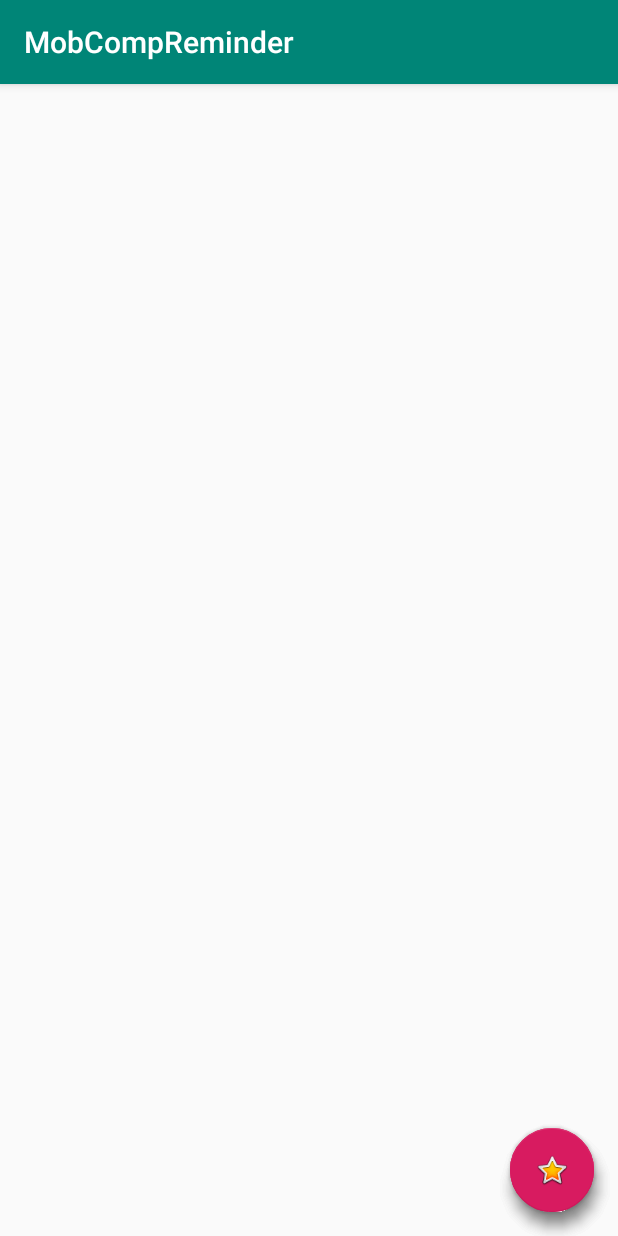
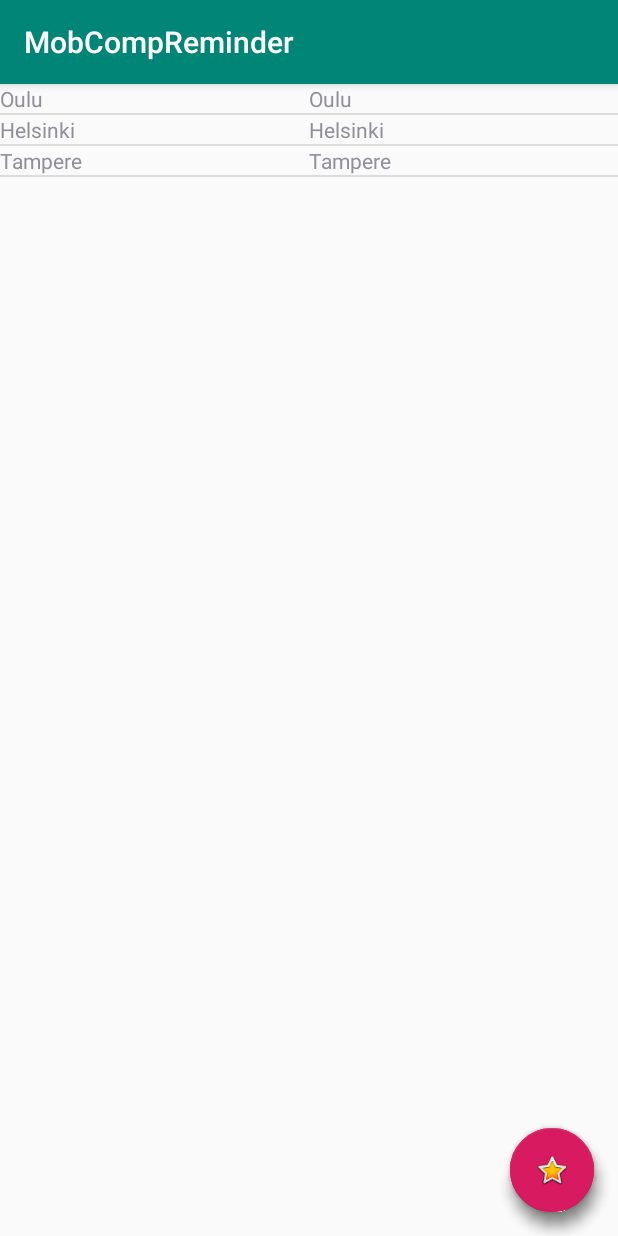
Before and after one commit to lapunk/MobCompReminder, an Android app: the screen it shows after launch (MainActivity), on a phone screen of 412 x 824 dp. Run offline under Robolectric (Android 15) with nearby library versions, the phone set to English and light mode, and no system bars.

Commit message:
Add functionality based on lab3 specs

```diff
--- a/app/src/main/java/com/mobcomp/mobcompreminder/MainActivity.kt
+++ b/app/src/main/java/com/mobcomp/mobcompreminder/MainActivity.kt
@@ -48,6 +48,11 @@ class MainActivity : AppCompatActivity() {
             startActivity(intent)
 
         }
+
+        val data = arrayOf("Oulu", "Helsinki", "Tampere")
+        val reminderAdapter = ReminderAdapter(applicationContext, data)
+
+        list.adapter = reminderAdapter
     }
 
 }
--- /dev/null
+++ b/app/src/main/java/com/mobcomp/mobcompreminder/ReminderAdapter.kt
@@ -0,0 +1,44 @@
+package com.mobcomp.mobcompreminder
+
+import android.content.Context
+import android.view.LayoutInflater
+import android.view.View
+import android.view.ViewGroup
+import android.widget.BaseAdapter
+import android.widget.ListView
+import kotlinx.android.synthetic.main.list_view_item.view.*
+
+class ReminderAdapter(context: Context, private val array: Array<String>): BaseAdapter() {
+
+    private val inflater = context.getSystemService(Context.LAYOUT_INFLATER_SERVICE) as LayoutInflater
+
+    override fun getView(position: Int, p1: View?, parent: ViewGroup?): View {
+
+        val row = inflater.inflate(R.layout.list_view_item, parent, false)
+
+        row.itemMessage.text = array[position]
+        row.itemTrigger.text = array[position]
+        return row
+
+    }
+
+    override fun getItem(position: Int): Any {
+
+        return array[position]
+
+    }
+
+    override fun getItemId(position: Int): Long {
+
+        return position.toLong()
+
+    }
+
+    override fun getCount(): Int {
+
+        return array.size
+
+    }
+
+
+}
--- a/app/src/main/res/layout/activity_main.xml
+++ b/app/src/main/res/layout/activity_main.xml
@@ -14,7 +14,8 @@
         android:layout_margin="16dp"
         app:layout_constraintBottom_toBottomOf="parent"
         app:layout_constraintEnd_toEndOf="parent"
-        app:srcCompat="@android:drawable/ic_lock_idle_alarm" />
+        app:srcCompat="@android:drawable/ic_lock_idle_alarm"
+        android:focusable="true" />
 
 
     <com.google.android.material.floatingactionbutton.FloatingActionButton
@@ -25,7 +26,8 @@
         android:layout_margin="16dp"
         app:layout_constraintBottom_toBottomOf="parent"
         app:layout_constraintEnd_toEndOf="parent"
-        app:srcCompat="@android:drawable/ic_menu_myplaces" />
+        app:srcCompat="@android:drawable/ic_menu_myplaces"
+        android:focusable="true" />
 
     <com.google.android.material.floatingactionbutton.FloatingActionButton
         android:id="@+id/fab_open"
@@ -35,7 +37,13 @@
         app:layout_constraintBottom_toBottomOf="parent"
         app:layout_constraintEnd_toEndOf="parent"
         android:layout_margin="16dp"
-        app:srcCompat="@android:drawable/btn_star_big_on" />
+        app:srcCompat="@android:drawable/btn_star_big_on"
+        android:focusable="true" />
+
+    <ListView
+        android:id="@+id/list"
+        android:layout_width="match_parent"
+        android:layout_height="match_parent" />
 
 
 </androidx.constraintlayout.widget.ConstraintLayout>
--- /dev/null
+++ b/app/src/main/res/layout/list_view_item.xml
@@ -0,0 +1,19 @@
+<?xml version="1.0" encoding="utf-8"?>
+<LinearLayout xmlns:android="http://schemas.android.com/apk/res/android"
+    android:orientation="horizontal" android:layout_width="match_parent"
+    android:layout_height="match_parent">
+
+    <TextView
+        android:id="@+id/itemMessage"
+        android:layout_width="wrap_content"
+        android:layout_height="wrap_content"
+        android:layout_weight="1"
+        android:text="Reminder text" />
+
+    <TextView
+        android:id="@+id/itemTrigger"
+        android:layout_width="wrap_content"
+        android:layout_height="wrap_content"
+        android:layout_weight="1"
+        android:text="Trigger time" />
+</LinearLayout>
```
Also changed, not shown: app/src/main/java/com/mobcomp/mobcompreminder/AppDatabase.kt (added, +12 -0 lines), app/src/main/java/com/mobcomp/mobcompreminder/TableReminder.kt (added, +20 -0 lines).
